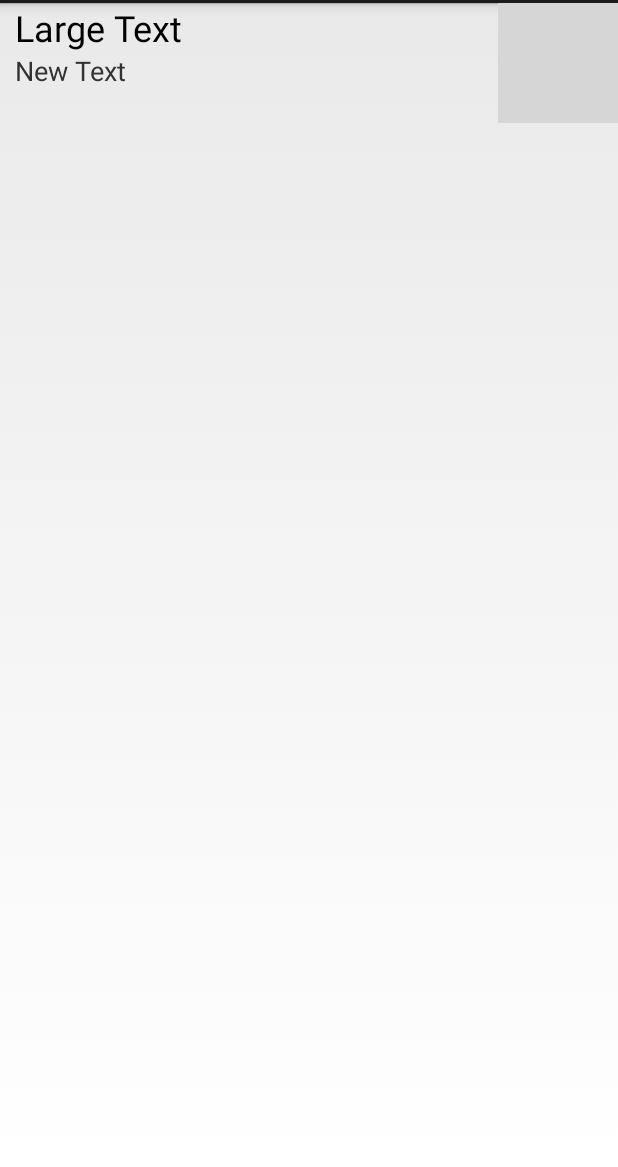
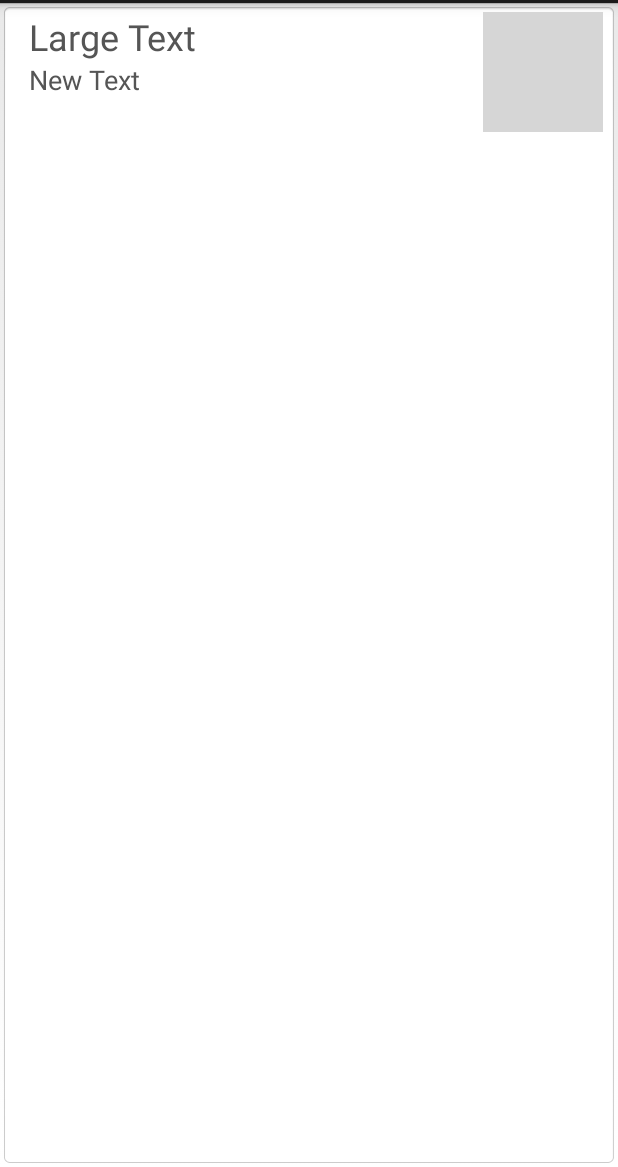
Before and after one commit to YohannesT/EtcPaymentAssistant, an Android app: the layout service_number.xml on its own in the app's theme, with its tools: preview values and no code run, on a phone screen of 412 x 824 dp, the part 69-1236 px from its top. Run offline under Robolectric (Android 15) with nearby library versions, the phone set to English and light mode, and no system bars; grey boxes are pictures that could not be loaded.

Commit message:
the service numbers section doesn't hurt eyes as much now

```diff
--- a/PaymentAssistant/app/src/main/res/layout/fragment_evdo_layout.xml
+++ b/PaymentAssistant/app/src/main/res/layout/fragment_evdo_layout.xml
@@ -22,7 +22,6 @@
         android:layout_height="wrap_content"
         android:inputType="phone"
         android:ems="10"
-        android:textAlignment="center"
         android:cursorVisible="false"
         style="@style/numbersTextBox"
         android:hint="@string/evdoNumber" />
--- a/PaymentAssistant/app/src/main/res/layout/service_number.xml
+++ b/PaymentAssistant/app/src/main/res/layout/service_number.xml
@@ -2,7 +2,8 @@
 
 <RelativeLayout xmlns:android="http://schemas.android.com/apk/res/android"
     android:orientation="horizontal" android:layout_width="fill_parent"
-    android:layout_height="match_parent">
+    android:layout_height="match_parent"
+    android:background="@android:drawable/editbox_background_normal">
 
     <TextView
         android:layout_width="wrap_content"
@@ -15,7 +16,8 @@
         android:layout_marginLeft="10dp"
         android:layout_alignParentTop="true"
         android:layout_marginTop="0dp"
-        android:textSize="24dp" />
+        android:textSize="24dp"
+        android:textColor="@color/dark" />
 
     <TextView
         android:layout_width="wrap_content"
@@ -26,13 +28,14 @@
         android:layout_below="@+id/txtServiceName"
         android:layout_alignParentLeft="true"
         android:layout_alignParentStart="true"
-        android:layout_marginLeft="10dp" />
+        android:layout_marginLeft="10dp"
+        android:textColor="@color/dark" />
 
     <ImageButton
         android:layout_width="80dp"
         android:layout_height="80dp"
         android:id="@+id/btnCallService"
-        android:scaleType="fitStart"
+        android:scaleType="centerInside"
         android:layout_weight="1"
         android:background="@color/light"
         android:src="@drawable/call"
```
Also changed, not shown: PaymentAssistant/app/src/main/res/layout/fragment_service_numbers.xml (+8 -1 lines), PaymentAssistant/app/src/main/res/layout/service_number_group.xml (+3 -4 lines).
